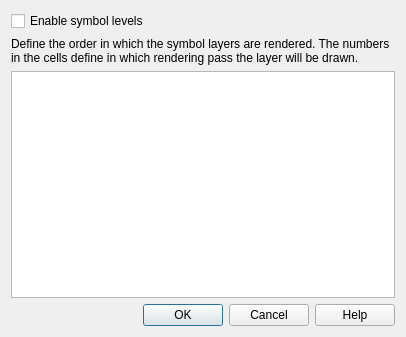
Qt form src/ui/qgssymbollevelsv2dialogbase.ui (carsmie/QGIS) before a commit.
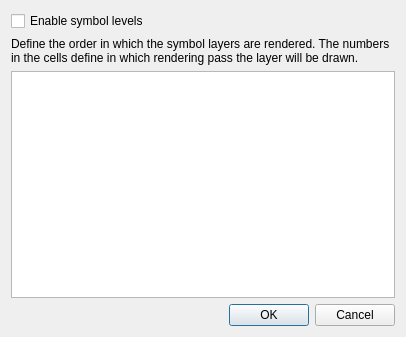
The same form after that commit.

Commit message:
Remove help button from symbollevelv2 dialog
There is no help text available for this dialog and the button does nothing at
all at the moment

```diff
--- a/src/ui/qgssymbollevelsv2dialogbase.ui
+++ b/src/ui/qgssymbollevelsv2dialogbase.ui
@@ -47,7 +47,7 @@
       <enum>Qt::Horizontal</enum>
      </property>
      <property name="standardButtons">
-      <set>QDialogButtonBox::Cancel|QDialogButtonBox::Help|QDialogButtonBox::Ok</set>
+      <set>QDialogButtonBox::Cancel|QDialogButtonBox::Ok</set>
      </property>
     </widget>
    </item>
```
